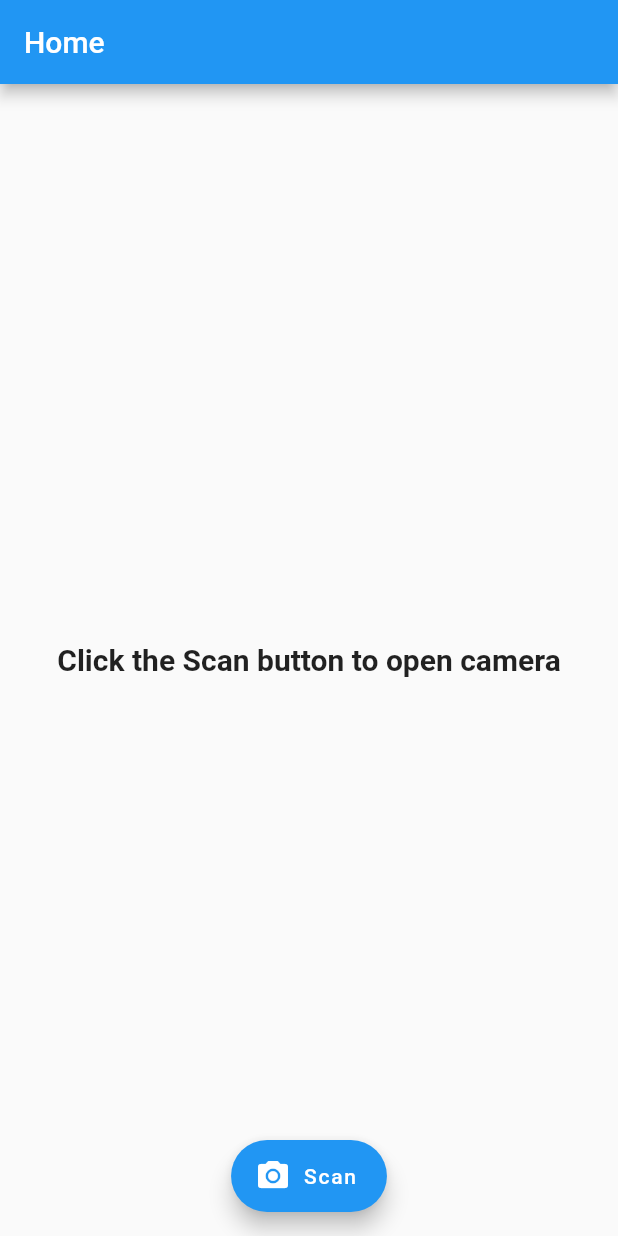
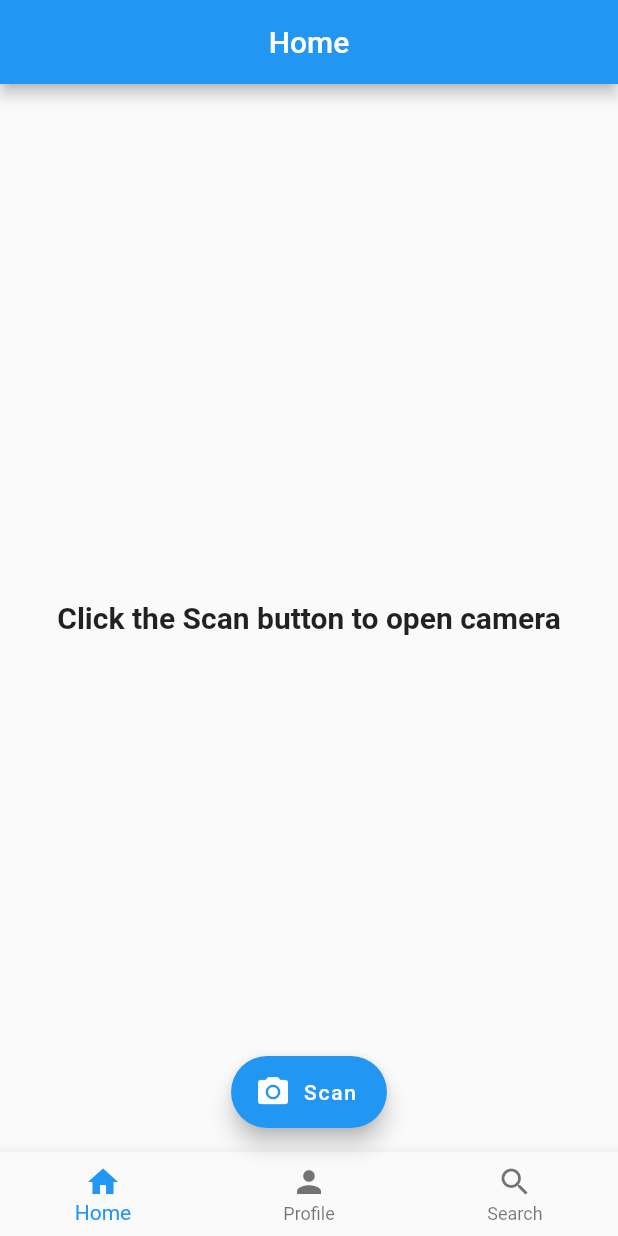
Before and after one commit to YouqinS/ADPProject-NokiaDC, a Flutter app: the MyHomePage screen opened directly, on a phone screen of 412 x 824 dp. Run offline on Flutter 3.47's test engine with Material 2 defaults, Android fonts, the light colour scheme and no system bars; our stand-ins replace image_picker.

Commit message:
Update home.dart

```diff
--- a/RasPiFinder/lib/home.dart
+++ b/RasPiFinder/lib/home.dart
@@ -39,9 +39,13 @@ class _MyHomePageState extends State<MyHomePage> {
   Widget build(BuildContext context) {
     return Scaffold(
       appBar: AppBar(
-        title: Text('Home'),
-
+        title: Row(
+            mainAxisAlignment: MainAxisAlignment.center,
+            children:<Widget>[
+              Text('Home'),
+            ]
       ),
+    ),
       body: Center(
         child: _image == null
             ? Text('Click the Scan button to open camera',
@@ -54,6 +58,23 @@ class _MyHomePageState extends State<MyHomePage> {
         onPressed: getImage,
       ),
       floatingActionButtonLocation: FloatingActionButtonLocation.centerFloat,
+
+      bottomNavigationBar: BottomNavigationBar(
+        items: [
+          BottomNavigationBarItem(
+            icon: new Icon(Icons.home),
+            title: new Text('Home'),
+          ),
+          BottomNavigationBarItem(
+            icon: new Icon(Icons.person),
+            title: new Text('Profile'),
+          ),
+          BottomNavigationBarItem(
+            icon: new Icon(Icons.search),
+            title: new Text('Search'),
+          ),
+        ],
+      ),
     );
   }
 }
```
